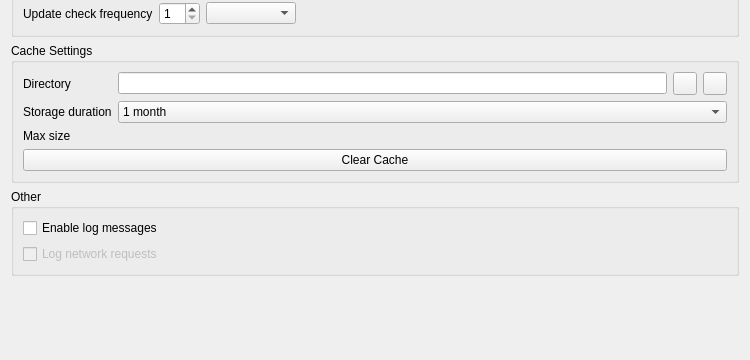
Above: src/nextgis_connect/settings/settings_dialog_base.ui from nextgis/nextgis_connect before the change; both pictures show x 0 to 750 and y 294 to 654 of the 750 by 654 pixel window. Below: the same form after it.
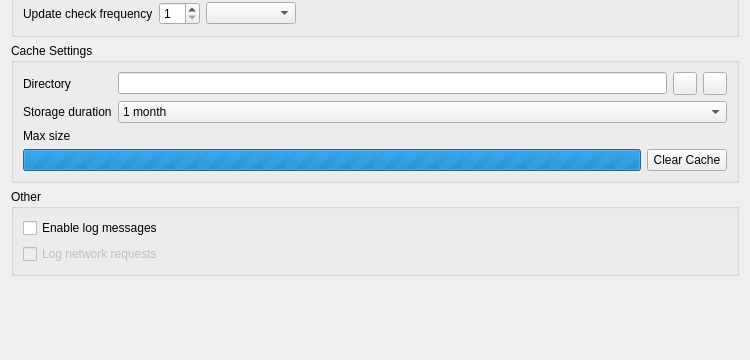
That is the form after the change. Custom widgets are drawn as their Qt base class.

Commit message: Cache clear optimization

What changed in the file:
```diff
--- a/src/nextgis_connect/settings/settings_dialog_base.ui
+++ b/src/nextgis_connect/settings/settings_dialog_base.ui
@@ -276,11 +276,31 @@
        </layout>
       </item>
       <item>
+       <layout class="QHBoxLayout" name="clearCacheLayout">
+        <item>
+         <widget class="QProgressBar" name="clearCacheProgressBar">
+          <property name="maximum">
+           <number>0</number>
+          </property>
+          <property name="value">
+           <number>0</number>
+          </property>
+          <property name="textVisible">
+           <bool>false</bool>
+          </property>
+          <property name="format">
+           <string>Clearing cache</string>
+          </property>
+         </widget>
+        </item>
+        <item>
        <widget class="QPushButton" name="clearCacheButton">
         <property name="text">
          <string>Clear Cache</string>
         </property>
        </widget>
+        </item>
+       </layout>
       </item>
      </layout>
     </widget>
```
Lines whose indentation alone changed are shown as unchanged. The commit also changes 8 other files.
